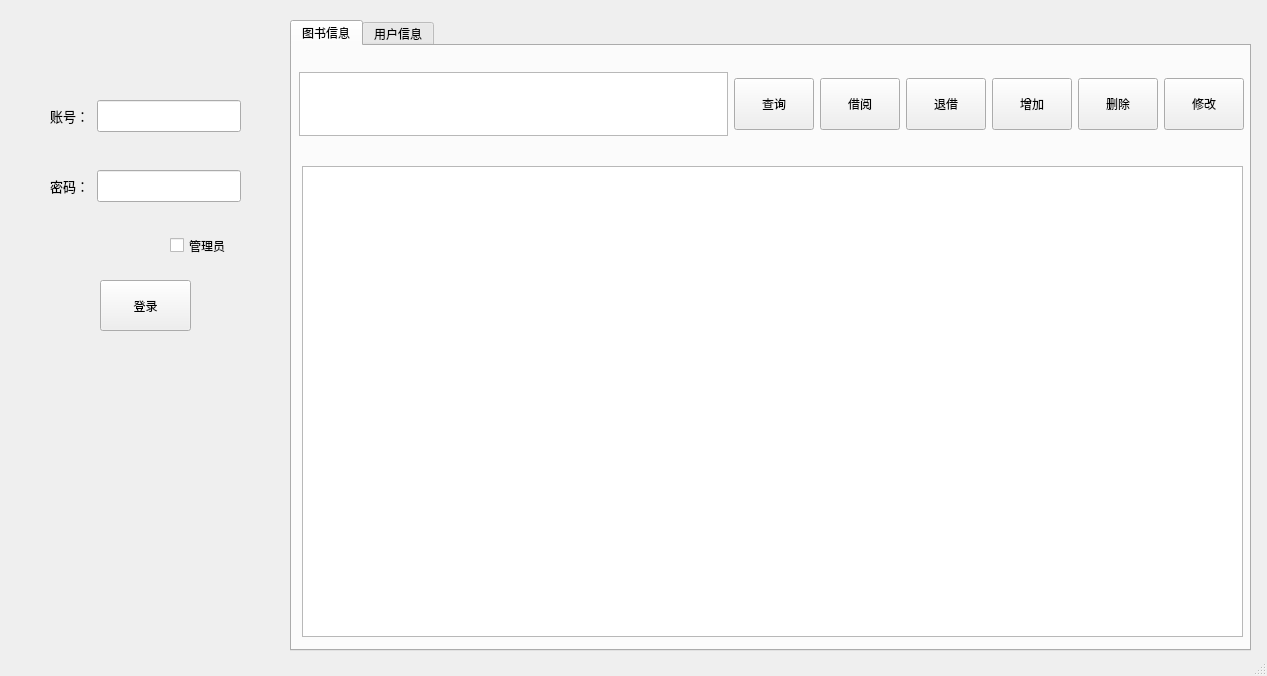
Qt form mainwindow.ui (channile/LibrarySystem) before a commit.
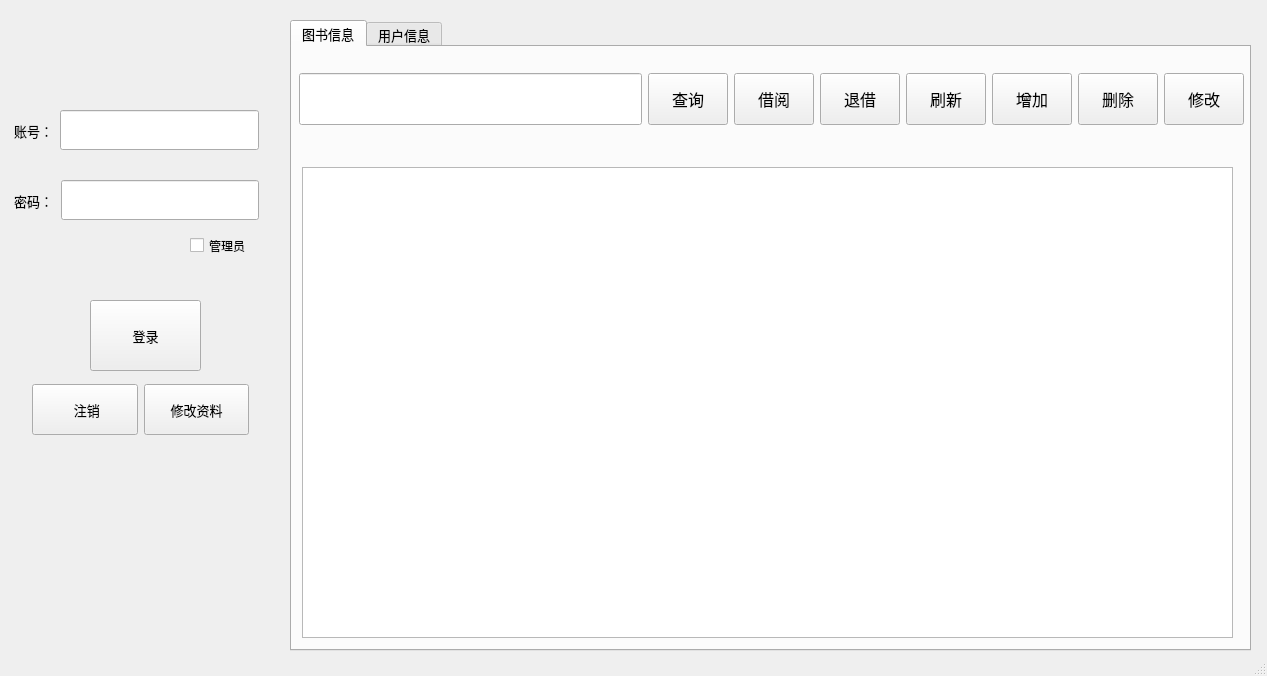
The same form after that commit. The open tabs and pages were chosen to show the change.

What changed in the file:
```diff
--- a/mainwindow.ui
+++ b/mainwindow.ui
@@ -17,12 +17,17 @@
    <widget class="QPushButton" name="pushButton">
     <property name="geometry">
      <rect>
-      <x>100</x>
-      <y>280</y>
-      <width>91</width>
-      <height>51</height>
+      <x>90</x>
+      <y>300</y>
+      <width>111</width>
+      <height>71</height>
      </rect>
     </property>
+    <property name="font">
+     <font>
+      <pointsize>10</pointsize>
+     </font>
+    </property>
     <property name="text">
      <string>登录</string>
     </property>
@@ -30,9 +35,9 @@
    <widget class="QCheckBox" name="checkBox">
     <property name="geometry">
      <rect>
-      <x>170</x>
+      <x>190</x>
       <y>230</y>
-      <width>71</width>
+      <width>81</width>
       <height>31</height>
      </rect>
     </property>
@@ -49,6 +54,11 @@
       <height>631</height>
      </rect>
     </property>
+    <property name="font">
+     <font>
+      <pointsize>10</pointsize>
+     </font>
+    </property>
     <property name="currentIndex">
      <number>1</number>
     </property>
@@ -61,7 +71,7 @@
        <rect>
         <x>10</x>
         <y>120</y>
-        <width>941</width>
+        <width>931</width>
         <height>471</height>
        </rect>
       </property>
@@ -72,7 +82,7 @@
         <x>-1</x>
         <y>10</y>
         <width>961</width>
-        <height>96</height>
+        <height>102</height>
        </rect>
       </property>
       <layout class="QHBoxLayout" name="horizontalLayout_3">
@@ -92,11 +102,11 @@
         <number>16</number>
        </property>
        <item>
-        <widget class="QPlainTextEdit" name="plainTextEdit">
+        <widget class="QLineEdit" name="book_lineEdit">
          <property name="minimumSize">
           <size>
-           <width>88</width>
-           <height>32</height>
+           <width>100</width>
+           <height>52</height>
           </size>
          </property>
         </widget>
@@ -109,6 +119,11 @@
            <height>52</height>
           </size>
          </property>
+         <property name="font">
+          <font>
+           <pointsize>12</pointsize>
+          </font>
+         </property>
          <property name="layoutDirection">
           <enum>Qt::LeftToRight</enum>
          </property>
@@ -125,6 +140,11 @@
            <height>52</height>
           </size>
          </property>
+         <property name="font">
+          <font>
+           <pointsize>12</pointsize>
+          </font>
+         </property>
          <property name="text">
           <string>借阅</string>
          </property>
@@ -138,11 +158,37 @@
            <height>52</height>
           </size>
          </property>
+         <property name="font">
+          <font>
+           <pointsize>12</pointsize>
+          </font>
+         </property>
          <property name="text">
           <string>退借</string>
          </property>
         </widget>
        </item>
+       <item>
+        <widget class="QPushButton" name="refresh_button">
+         <property name="minimumSize">
+          <size>
+           <width>24</width>
+           <height>52</height>
+          </size>
+         </property>
+         <property name="font">
+          <font>
+           <pointsize>12</pointsize>
+          </font>
+         </property>
+         <property name="layoutDirection">
+          <enum>Qt::LeftToRight</enum>
+         </property>
+         <property name="text">
+          <string>刷新</string>
+         </property>
+        </widget>
+       </item>
        <item>
         <widget class="QPushButton" name="add_button">
          <property name="minimumSize">
@@ -151,6 +197,11 @@
            <height>52</height>
           </size>
          </property>
+         <property name="font">
+          <font>
+           <pointsize>12</pointsize>
+          </font>
+         </property>
          <property name="text">
           <string>增加</string>
          </property>
@@ -164,6 +215,11 @@
            <height>52</height>
           </size>
          </property>
+         <property name="font">
+          <font>
+           <pointsize>12</pointsize>
+          </font>
+         </property>
          <property name="text">
           <string>删除</string>
          </property>
@@ -177,6 +233,11 @@
            <height>52</height>
           </size>
          </property>
+         <property name="font">
+          <font>
+           <pointsize>12</pointsize>
+          </font>
+         </property>
          <property name="text">
           <string>修改</string>
          </property>
@@ -296,24 +357,24 @@
    <widget class="QWidget" name="horizontalLayoutWidget">
     <property name="geometry">
      <rect>
-      <x>30</x>
+      <x>10</x>
       <y>100</y>
-      <width>231</width>
+      <width>261</width>
       <height>61</height>
      </rect>
     </property>
     <layout class="QHBoxLayout" name="horizontalLayout">
      <property name="spacing">
-      <number>8</number>
+      <number>0</number>
      </property>
      <property name="sizeConstraint">
-      <enum>QLayout::SetMinAndMaxSize</enum>
+      <enum>QLayout::SetMinimumSize</enum>
      </property>
      <property name="leftMargin">
-      <number>20</number>
+      <number>4</number>
      </property>
      <property name="rightMargin">
-      <number>20</number>
+      <number>12</number>
      </property>
      <item>
       <widget class="QLabel" name="label">
@@ -327,14 +388,26 @@
        </property>
       </widget>
      </item>
+     <item>
+      <widget class="QLabel" name="label_3">
+       <property name="text">
+        <string/>
+       </property>
+      </widget>
+     </item>
      <item>
       <widget class="QLineEdit" name="account_edit">
        <property name="minimumSize">
         <size>
          <width>80</width>
-         <height>32</height>
+         <height>40</height>
         </size>
        </property>
+       <property name="font">
+        <font>
+         <pointsize>10</pointsize>
+        </font>
+       </property>
        <property name="echoMode">
         <enum>QLineEdit::Normal</enum>
        </property>
@@ -345,9 +418,9 @@
    <widget class="QWidget" name="horizontalLayoutWidget_2">
     <property name="geometry">
      <rect>
-      <x>30</x>
+      <x>10</x>
       <y>170</y>
-      <width>231</width>
+      <width>261</width>
       <height>61</height>
      </rect>
     </property>
@@ -356,16 +429,16 @@
       <number>8</number>
      </property>
      <property name="sizeConstraint">
-      <enum>QLayout::SetMinAndMaxSize</enum>
+      <enum>QLayout::SetMinimumSize</enum>
      </property>
      <property name="leftMargin">
-      <number>20</number>
+      <number>4</number>
      </property>
      <property name="topMargin">
       <number>0</number>
      </property>
      <property name="rightMargin">
-      <number>20</number>
+      <number>12</number>
      </property>
      <item>
       <widget class="QLabel" name="label_2">
@@ -384,9 +457,14 @@
        <property name="minimumSize">
         <size>
          <width>80</width>
-         <height>32</height>
+         <height>40</height>
         </size>
        </property>
+       <property name="font">
+        <font>
+         <pointsize>10</pointsize>
+        </font>
+       </property>
        <property name="echoMode">
         <enum>QLineEdit::Password</enum>
        </property>
@@ -394,6 +472,88 @@
      </item>
     </layout>
    </widget>
+   <widget class="QLabel" name="name_label">
+    <property name="geometry">
+     <rect>
+      <x>30</x>
+      <y>210</y>
+      <width>241</width>
+      <height>81</height>
+     </rect>
+    </property>
+    <property name="font">
+     <font>
+      <pointsize>14</pointsize>
+     </font>
+    </property>
+    <property name="text">
+     <string/>
+    </property>
+    <property name="alignment">
+     <set>Qt::AlignCenter</set>
+    </property>
+   </widget>
+   <widget class="QWidget" name="horizontalLayoutWidget_5">
+    <property name="geometry">
+     <rect>
+      <x>20</x>
+      <y>370</y>
+      <width>241</width>
+      <height>80</height>
+     </rect>
+    </property>
+    <layout class="QHBoxLayout" name="horizontalLayout_5">
+     <property name="leftMargin">
+      <number>12</number>
+     </property>
+     <property name="rightMargin">
+      <number>12</number>
+     </property>
+     <item>
+      <widget class="QPushButton" name="logout_button">
+       <property name="minimumSize">
+        <size>
+         <width>0</width>
+         <height>51</height>
+        </size>
+       </property>
+       <property name="font">
+        <font>
+         <pointsize>10</pointsize>
+        </font>
+       </property>
+       <property name="text">
+        <string> 注销</string>
+       </property>
+      </widget>
+     </item>
+     <item>
+      <widget class="QPushButton" name="UEdit_button">
+       <property name="minimumSize">
+        <size>
+         <width>0</width>
+         <height>51</height>
+        </size>
+       </property>
+       <property name="font">
+        <font>
+         <pointsize>10</pointsize>
+        </font>
+       </property>
+       <property name="text">
+        <string>修改资料</string>
+       </property>
+      </widget>
+     </item>
+    </layout>
+   </widget>
+   <zorder>name_label</zorder>
+   <zorder>pushButton</zorder>
+   <zorder>checkBox</zorder>
+   <zorder>tabWidget</zorder>
+   <zorder>horizontalLayoutWidget</zorder>
+   <zorder>horizontalLayoutWidget_2</zorder>
+   <zorder>horizontalLayoutWidget_5</zorder>
   </widget>
   <widget class="QStatusBar" name="statusbar"/>
  </widget>
```
Left out of the diff: 22 changed lines with no effect on the pictures.
